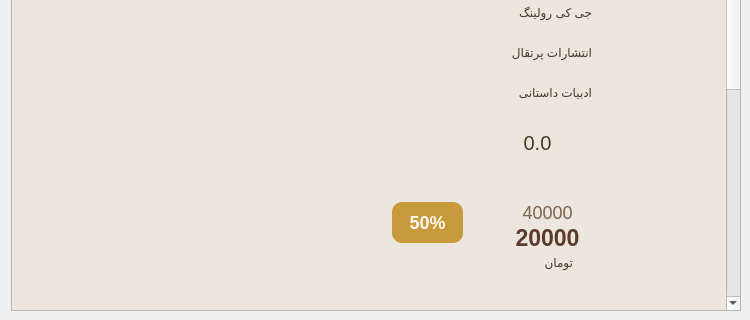
Onyx1907/Lumina-EBook-Platform, file Client/user/bookdetailswidget.ui: the form before one commit; both pictures show x 0 to 750 and y 230 to 550 of the 750 by 550 pixel window.
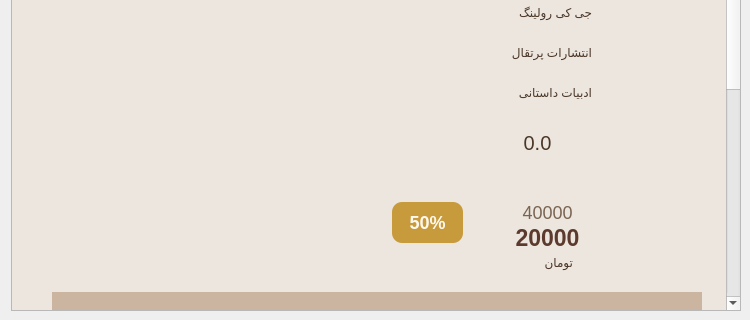
The form after the commit. Icons and pictures are not drawn.

The edit to the form file:
```diff
--- a/Client/user/bookdetailswidget.ui
+++ b/Client/user/bookdetailswidget.ui
@@ -65,7 +65,7 @@
       <property name="geometry">
        <rect>
         <x>0</x>
-        <y>0</y>
+        <y>-372</y>
         <width>730</width>
         <height>900</height>
        </rect>
@@ -839,6 +839,44 @@
         </size>
        </property>
       </widget>
+      <widget class="QLabel" name="description_label">
+       <property name="geometry">
+        <rect>
+         <x>40</x>
+         <y>510</y>
+         <width>650</width>
+         <height>70</height>
+        </rect>
+       </property>
+       <property name="minimumSize">
+        <size>
+         <width>650</width>
+         <height>70</height>
+        </size>
+       </property>
+       <property name="maximumSize">
+        <size>
+         <width>650</width>
+         <height>100</height>
+        </size>
+       </property>
+       <property name="styleSheet">
+        <string notr="true">qproperty-alignment: 'AlignLeft | AlignVCenter';
+background-color: rgba(139, 90, 43, 0.35); </string>
+       </property>
+       <property name="text">
+        <string> توضیحات کتاب</string>
+       </property>
+       <property name="textFormat">
+        <enum>Qt::PlainText</enum>
+       </property>
+       <property name="alignment">
+        <set>Qt::AlignLeading|Qt::AlignLeft|Qt::AlignVCenter</set>
+       </property>
+       <property name="wordWrap">
+        <bool>true</bool>
+       </property>
+      </widget>
      </widget>
     </widget>
    </item>
```
Left out of the diff: 6 changed lines with no effect on the pictures.
